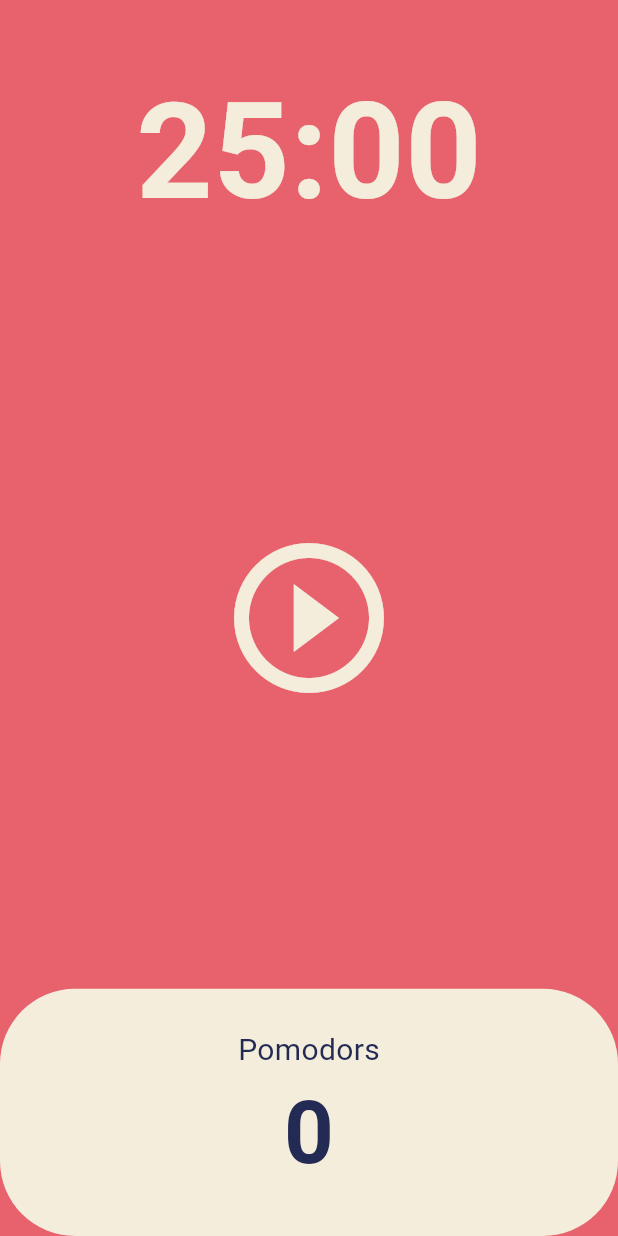
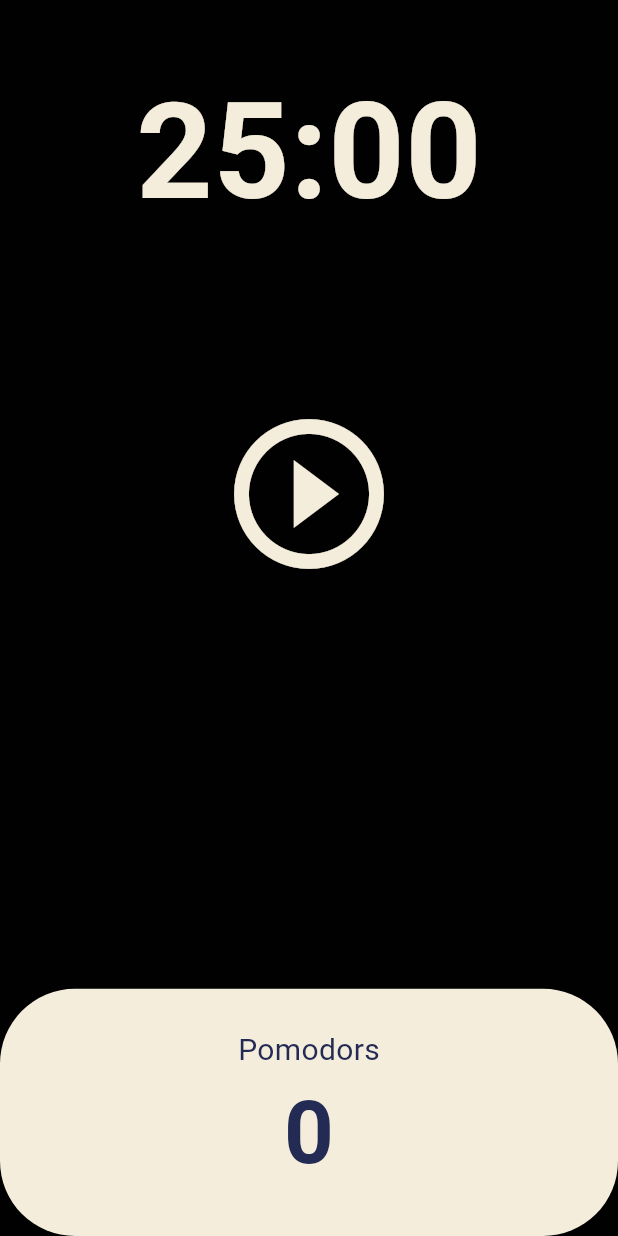
Before and after one commit to 1day1/flutter-practice-pomodoro, a Flutter app: the screen it shows after launch, on a phone screen of 412 x 824 dp. Run offline on Flutter 3.47's test engine with Material 3 defaults, Android fonts, the phone set to English and light mode, and no system bars.

Commit message:
play and restart button , dark mode

```diff
--- a/lib/main.dart
+++ b/lib/main.dart
@@ -13,6 +13,7 @@ class MyApp extends StatelessWidget {
   Widget build(BuildContext context) {
     return MaterialApp(
       theme: ThemeData(
+        shadowColor: const Color(0xFF010101),
         textTheme: const TextTheme(
           displayLarge: TextStyle(
             color: Color(0xFF232B55),
--- a/lib/screens/home_screen.dart
+++ b/lib/screens/home_screen.dart
@@ -15,6 +15,7 @@ class _HomeScreenState extends State<HomeScreen> {
   bool isRunning = false;
   int totalDone = 0;
   late Timer timer;
+  bool isDayAndNight = false;
 
   void onTick(Timer timer) {
     if (totalSeconds == 0) {
@@ -29,6 +30,14 @@ class _HomeScreenState extends State<HomeScreen> {
         totalSeconds = totalSeconds - 1;
       });
     }
+  }
+
+  void onResetPressed() {
+    setState(() {
+      isRunning = false;
+      totalSeconds = twentyFiveMinutes;
+    });
+    timer.cancel();
   }
 
   void onStartPressed() {
@@ -57,7 +66,9 @@ class _HomeScreenState extends State<HomeScreen> {
   @override
   Widget build(BuildContext context) {
     return Scaffold(
-      backgroundColor: Theme.of(context).colorScheme.background,
+      backgroundColor: isDayAndNight
+          ? Theme.of(context).colorScheme.background
+          : Theme.of(context).shadowColor,
       body: Column(
         children: [
           Flexible(
@@ -76,7 +87,10 @@ class _HomeScreenState extends State<HomeScreen> {
           ),
           Flexible(
             flex: 3,
-            child: Center(
+            child: Column(
+              mainAxisAlignment: MainAxisAlignment.center,
+              children: [
+                Center(
                   child: IconButton(
                     iconSize: 120,
                     color: Theme.of(context).cardColor,
@@ -87,6 +101,21 @@ class _HomeScreenState extends State<HomeScreen> {
                           : Icons.play_circle_outline,
                     ),
                   ),
+                ),
+                const SizedBox(
+                  height: 100,
+                ),
+                Center(
+                  child: IconButton(
+                    iconSize: 50,
+                    color: Theme.of(context).cardColor,
+                    onPressed: isRunning ? onResetPressed : () {},
+                    icon: Icon(
+                      isRunning ? Icons.restart_alt_outlined : null,
+                    ),
+                  ),
+                ),
+              ],
             ),
           ),
           Flexible(
```
Lines whose indentation alone changed are shown as unchanged.
